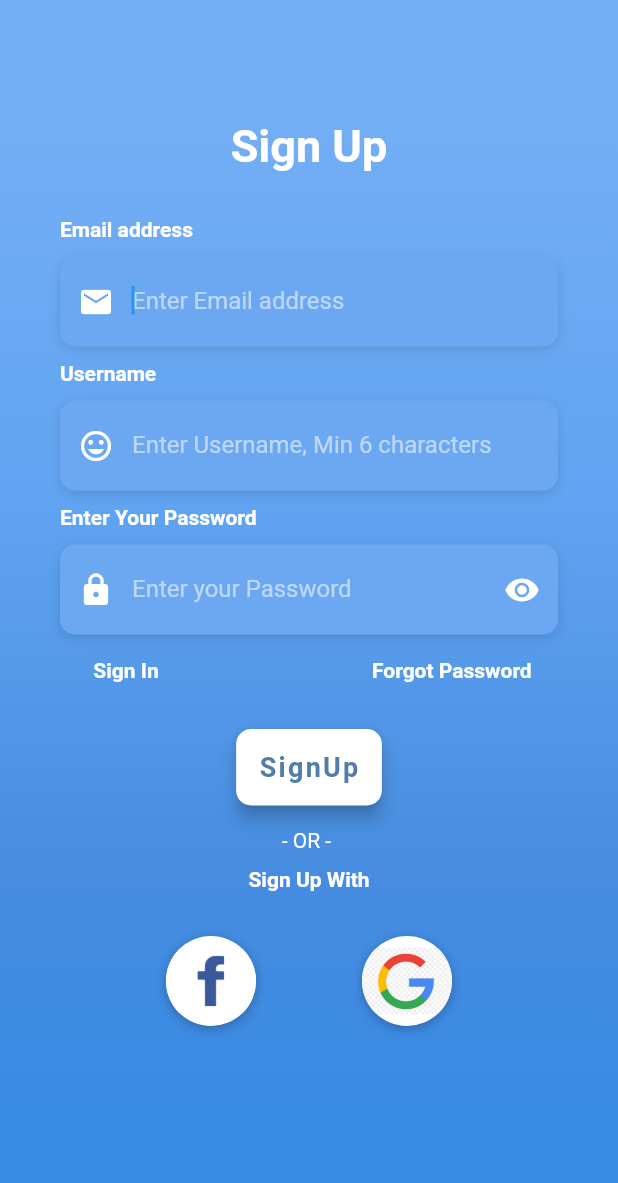
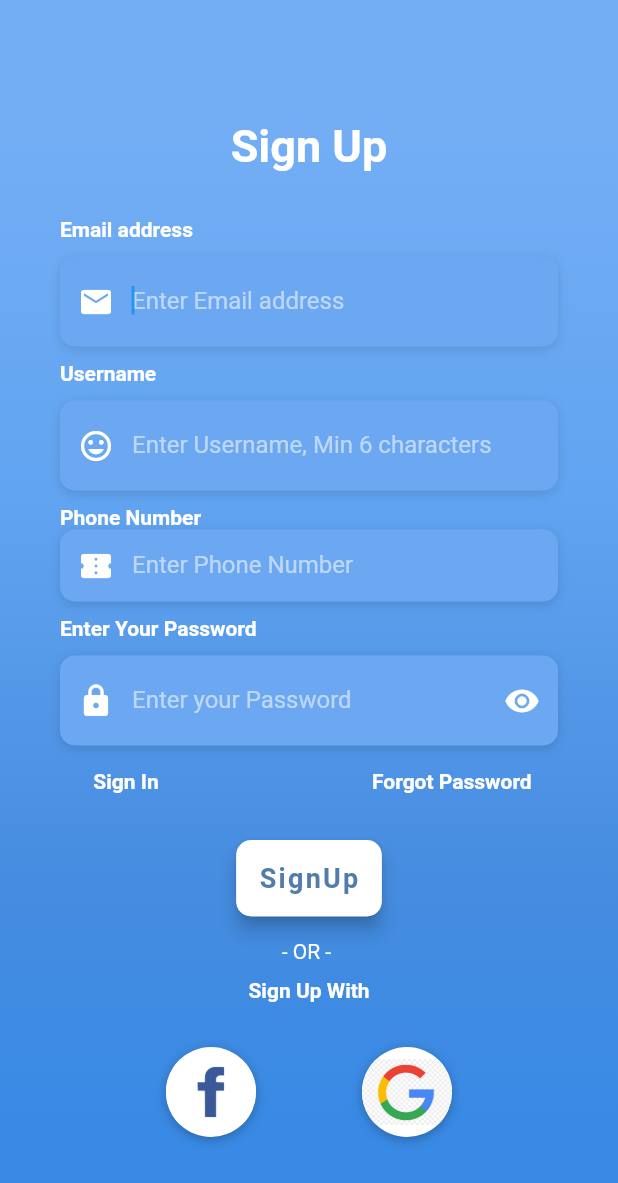
Before and after one commit to chattertechno/SHOPU, a Flutter app: the SignUpPage screen opened by its route, on a phone screen of 412 x 824 dp. Shown: the top 1183 px of the screen. Run offline on Flutter 3.47's test engine with Material 2 defaults, Android fonts, the phone set to English and light mode, and no system bars; our stand-ins replace badges, flutter_redux, flutter_svg, modal_progress_hud, redux, redux_thunk and 1 more; missing offline and left inert: redux_logging, stripe_payment; accounts and stored records are empty; Roboto replaces fonts that are missing (OpenSans); project files that could hold a hidden picture were left out.

Commit message:
solved mysteries

```diff
--- a/lib/screens/cart/cart_page.dart
+++ b/lib/screens/cart/cart_page.dart
@@ -174,6 +174,7 @@ class _CartPageState extends State<CartPage> {
                         ],
                       ),
                     )
+
                   ]);
       },
     );
@@ -196,7 +197,7 @@ Future _showSuccessDialog() {
         children: [
           Padding(
             padding: EdgeInsets.all(20.0),
-            child: Text('Order Successfull'),
+            child: Text('Order Pending'),
           )
         ],
       );
@@ -267,7 +268,8 @@ Future _showSuccessDialog() {
                                     "amount":
                                         calculateTotalPrice(state.cartProducts),
                                     "products": json.encode(state.cartProducts),
-                                    "customer": state.user.customerId
+                                    "customer": state.user.customerId,
+                                    "Status": "pending"
                                   },
                                   headers: {
                                     'Authorization': 'Bearer ${state.user.jwt}'
--- a/lib/screens/home/detailed_shop.dart
+++ b/lib/screens/home/detailed_shop.dart
@@ -237,7 +237,7 @@ class AddToCart extends StatelessWidget {
             builder: (_, state) {
               return state.user != null
                   ? IconButton(
-                    icon: SvgPicture.asset("assets/icons/add_to_cart.svg", color: _isInCart(state, product.id) ? Colors.red : product.color),
+                    icon: SvgPicture.asset("assets/icons/add_to_cart.svg", color: _isInCart(state, product.id) ? Colors.black : product.color),
                     onPressed: () {
                       StoreProvider.of<AppState>(context).dispatch(toggleCartProductAction(product));
                     },
--- a/lib/screens/signup_page.dart
+++ b/lib/screens/signup_page.dart
@@ -14,7 +14,7 @@ class _SignUpPageState extends State<SignUpPage> {
   final _formkey = GlobalKey<FormState>();
   final _scaffoldkey = GlobalKey<ScaffoldState>();
 
-  String _username, _email, _password;
+  String _username, _email, _password, _phonenumber;
   bool _isSubmitting, _obscureText = true;
 
   void _submit() {
@@ -33,7 +33,7 @@ class _SignUpPageState extends State<SignUpPage> {
     setState(() => _isSubmitting = true);
     http.Response response = await http.post(
         'https://sol.jephcakes.com/auth/local/register',
-        body: {"username": _username, "email": _email, "password": _password});
+        body: {"username": _username, "email": _email, "password": _password, "phonenumber": _phonenumber});
     final responseData = json.decode(response.body);
     if (response.statusCode == 200) {
     setState(() => _isSubmitting = false);
@@ -148,6 +148,7 @@ class _SignUpPageState extends State<SignUpPage> {
                                     decoration: kBoxDecorationStyle,
                                     height: 60.0,
                                     child: TextFormField(
+                                      keyboardType: TextInputType.emailAddress,
                                       onSaved: (val) => _email = val,
                                       autofocus: true,
                                       validator: (val) => !val.contains('@')
@@ -206,6 +207,33 @@ class _SignUpPageState extends State<SignUpPage> {
                                   SizedBox(
                                     height: 10.0,
                                   ),
+                                  Text('Phone Number', style: kLabelStyle,),
+                                  Container(
+                                    alignment: Alignment.centerLeft,
+                                    decoration: kBoxDecorationStyle,
+                                    child: TextFormField(
+                                      keyboardType: TextInputType.number,
+                                      onSaved: (val) => _phonenumber = val,
+                                      validator: (val) => val.length < 10
+                                          ? 'Phone Number too short'
+                                          : null,
+                                      style: TextStyle(
+                                          color: Colors.white,
+                                          fontFamily: 'OpenSans'),
+                                      decoration: InputDecoration(
+                                          border: InputBorder.none,
+                                          contentPadding:
+                                              EdgeInsets.only(top: 14.0),
+                                          prefixIcon: Icon(
+                                            Icons.confirmation_number,
+                                            color: Colors.white,
+                                          ),
+                                          hintText:
+                                              'Enter Phone Number ',
+                                          hintStyle: kHintTextStyle),
+                                    ),
+                                  ),
+                                  SizedBox(height: 10.0,),
                                   Text(
                                     'Enter Your Password',
                                     style: kLabelStyle,
```
Also changed, not shown: lib/redux/actions.dart (+24 -0 lines), lib/screens/cart/testcart.dart (added, +29 -0 lines).
